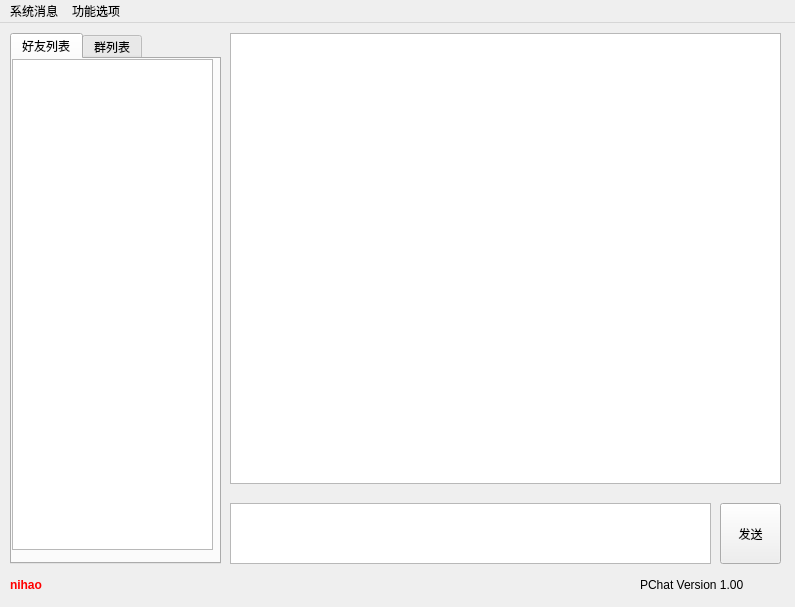
hepangda/pchat-client, file ui/uimainchat.ui: the form before one commit.
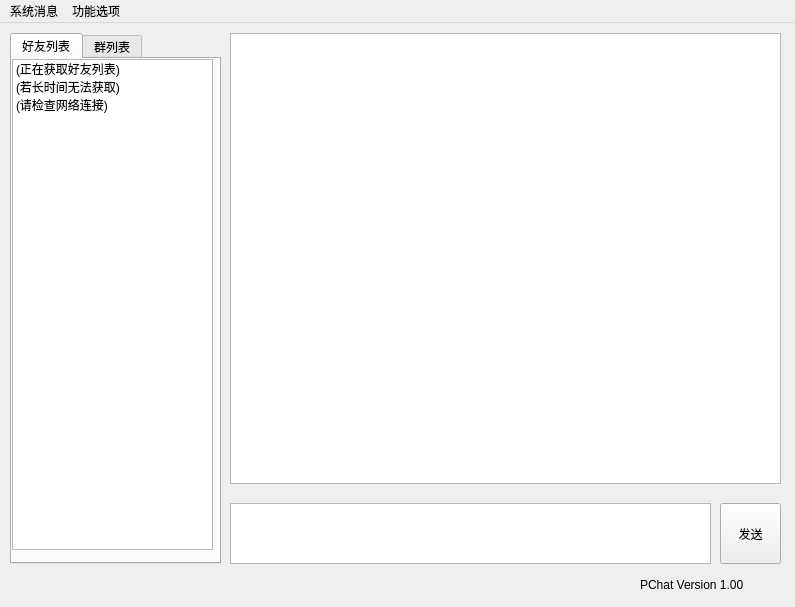
The form after the commit. The open tabs and pages were chosen to show the change.

Patch:
```diff
--- a/ui/uimainchat.ui
+++ b/ui/uimainchat.ui
@@ -10,6 +10,18 @@
     <height>607</height>
    </rect>
   </property>
+  <property name="minimumSize">
+   <size>
+    <width>795</width>
+    <height>607</height>
+   </size>
+  </property>
+  <property name="maximumSize">
+   <size>
+    <width>795</width>
+    <height>607</height>
+   </size>
+  </property>
   <property name="windowTitle">
    <string>MainWindow</string>
   </property>
@@ -81,6 +93,21 @@
       <property name="currentRow">
        <number>-1</number>
       </property>
+      <item>
+       <property name="text">
+        <string>(正在获取好友列表)</string>
+       </property>
+      </item>
+      <item>
+       <property name="text">
+        <string>(若长时间无法获取)</string>
+       </property>
+      </item>
+      <item>
+       <property name="text">
+        <string>(请检查网络连接)</string>
+       </property>
+      </item>
      </widget>
     </widget>
     <widget class="QWidget" name="tabGroup">
@@ -127,12 +154,12 @@
      <rect>
       <x>10</x>
       <y>550</y>
-      <width>601</width>
+      <width>619</width>
       <height>24</height>
      </rect>
     </property>
     <property name="text">
-     <string>&lt;font color=&quot;red&quot;&gt;&lt;b&gt;nihao&lt;/b&gt;&lt;/font&gt;</string>
+     <string>&lt;html&gt;&lt;head/&gt;&lt;body&gt;&lt;p&gt;&lt;br/&gt;&lt;/p&gt;&lt;/body&gt;&lt;/html&gt;</string>
     </property>
     <property name="textFormat">
      <enum>Qt::RichText</enum>
```
Left out of the diff: 35 changed lines with no effect on the pictures.
